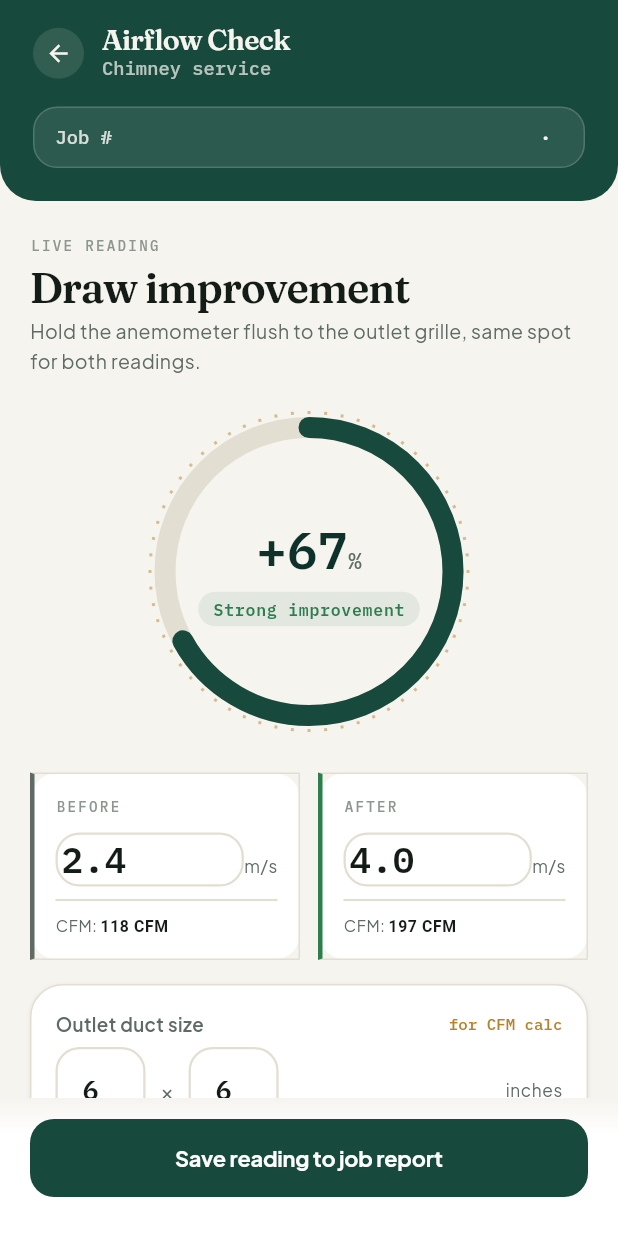
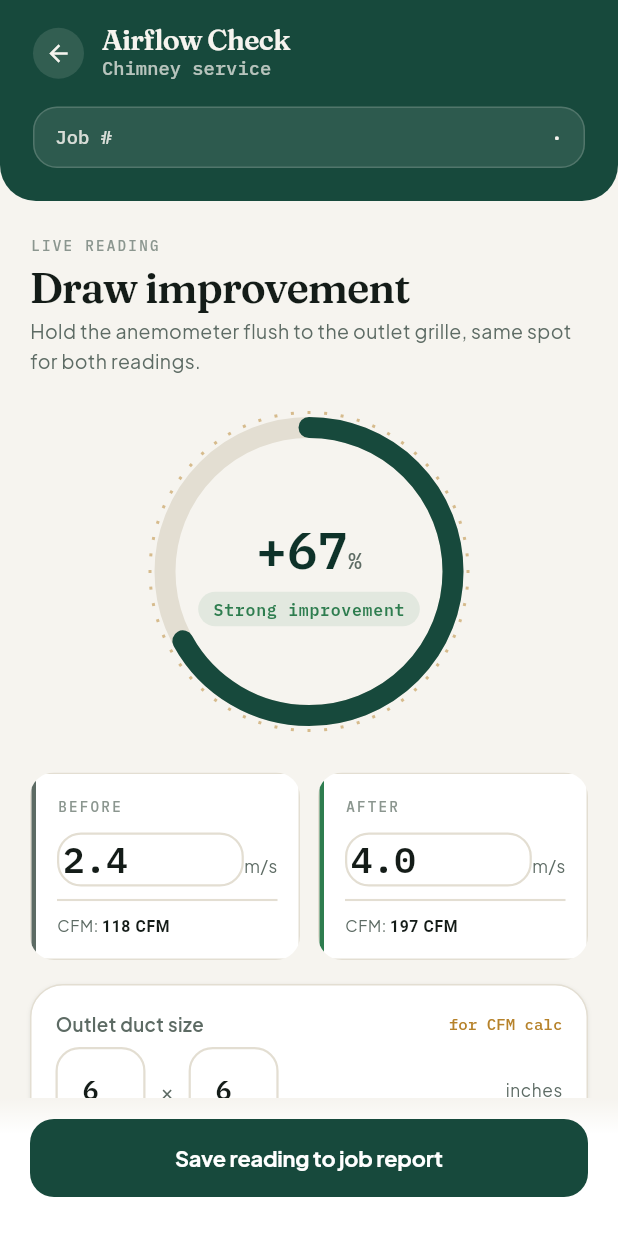
Before and after one commit to ankitchouria-oss/Rasoi-care, a Flutter app: the AirflowCheckScreen screen opened directly with empty values, on a phone screen of 412 x 824 dp. Run offline on Flutter 3.47's test engine with Material 3 defaults, Android fonts, the phone set to English and light mode, and no system bars; our stand-ins replace cloud_firestore, firebase_auth, firebase_core, firebase_storage, flutter_riverpod, geolocator and 7 more; missing offline and left inert: smart_auth; accounts and stored records are empty.

Commit message:
Fix two real layout bugs in the airflow check screen
Found while trying to render the screen for a screenshot: the top bar's
"Job #id · customer · area" row had no overflow handling and would
clip/overflow on a long customer name or area, and the before/after
reading card combined a non-uniform-colored Border with a borderRadius,
which Flutter's paint layer rejects outright (the left accent bar
needs a separate strip, not a fourth BorderSide color). Neither would
have shown up without actually rendering the widget tree.

```diff
--- a/careplus_partner/lib/features/jobs/airflow_check_screen.dart
+++ b/careplus_partner/lib/features/jobs/airflow_check_screen.dart
@@ -293,14 +293,18 @@ class _TopBar extends StatelessWidget {
               border: Border.all(color: CareColors.porcelain.withValues(alpha: 0.18)),
             ),
             child: Row(
-              mainAxisAlignment: MainAxisAlignment.spaceBetween,
               children: [
                 Text('Job #$jobId',
                     style: CareType.mono(CareColors.porcelain.withValues(alpha: 0.85),
                         size: 12.5)),
-                Text('$customerName · $customerArea',
+                const SizedBox(width: 10),
+                Expanded(
+                  child: Text('$customerName · $customerArea',
+                      textAlign: TextAlign.end,
+                      overflow: TextOverflow.ellipsis,
                       style: CareType.mono(CareColors.porcelain, size: 12.5,
                           w: FontWeight.w600)),
+                ),
               ],
             ),
           ),
@@ -445,20 +449,27 @@ class _ReadingCard extends StatelessWidget {
   final Color accent;
   final ValueChanged<String> onChanged;
 
+  // A rounded card with a colored accent bar down the left edge. Flutter's
+  // Border doesn't support per-side colors together with a borderRadius (it
+  // asserts at paint time), so the accent is a separate strip inside a
+  // ClipRRect rather than a fourth BorderSide.
   @override
   Widget build(BuildContext context) {
-    return Container(
-      padding: const EdgeInsets.all(14),
+    return ClipRRect(
+      borderRadius: Radii.rMd,
+      child: Container(
         decoration: BoxDecoration(
           color: context.scheme.surface,
-        borderRadius: Radii.rMd,
-        border: Border(
-          top: BorderSide(color: context.care.hairline),
-          right: BorderSide(color: context.care.hairline),
-          bottom: BorderSide(color: context.care.hairline),
-          left: BorderSide(color: accent, width: 3),
+          border: Border.all(color: context.care.hairline),
         ),
-      ),
+        child: IntrinsicHeight(
+          child: Row(
+            crossAxisAlignment: CrossAxisAlignment.stretch,
+            children: [
+              Container(width: 3, color: accent),
+              Expanded(
+                child: Padding(
+                  padding: const EdgeInsets.all(14),
                   child: Column(
                     crossAxisAlignment: CrossAxisAlignment.start,
                     children: [
@@ -473,7 +484,8 @@ class _ReadingCard extends StatelessWidget {
                               controller: controller,
                               keyboardType: const TextInputType.numberWithOptions(decimal: true),
                               onChanged: onChanged,
-                  style: CareType.mono(context.scheme.onSurface, size: 24, w: FontWeight.w600),
+                              style: CareType.mono(context.scheme.onSurface,
+                                  size: 24, w: FontWeight.w600),
                               decoration: const InputDecoration(
                                 isDense: true,
                                 border: InputBorder.none,
@@ -492,12 +504,19 @@ class _ReadingCard extends StatelessWidget {
                           children: [
                             TextSpan(
                               text: cfmLabel,
-                  style: TextStyle(fontWeight: FontWeight.w700, color: context.scheme.onSurface),
+                              style: TextStyle(
+                                  fontWeight: FontWeight.w700, color: context.scheme.onSurface),
                             ),
                           ],
                         ),
                       ),
                     ],
+                  ),
+                ),
+              ),
+            ],
+          ),
+        ),
       ),
     );
   }
```
Lines whose indentation alone changed are shown as unchanged.
